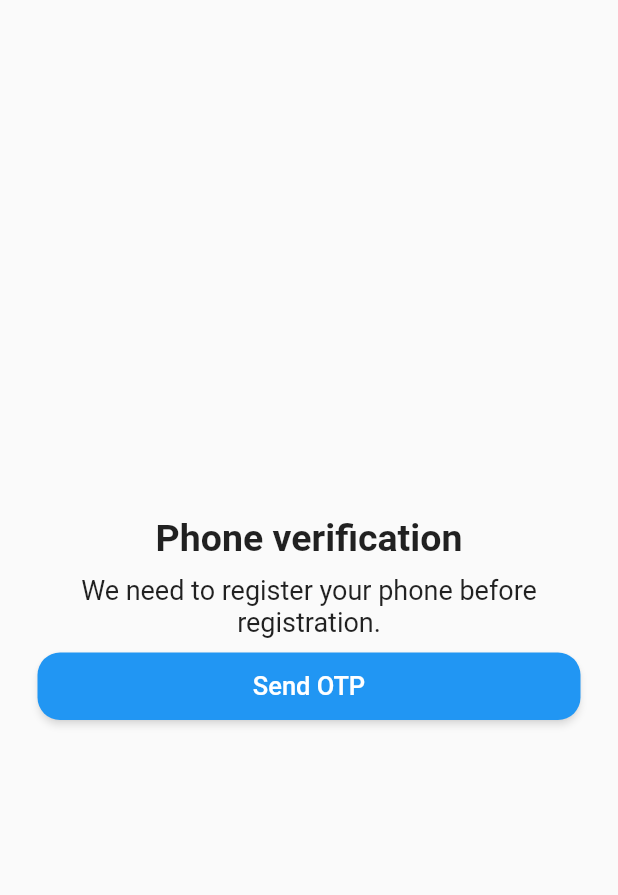
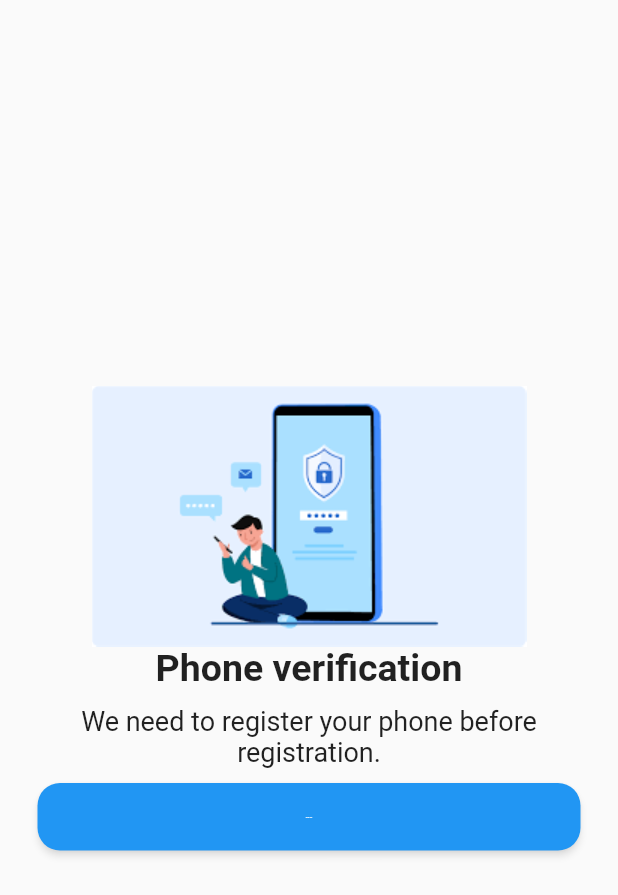
Before and after one commit to kirtijangid/Phone_Auth, a Flutter app: the screen it shows after launch, on a phone screen of 412 x 824 dp. Shown: the top 895 px of the screen. Run offline on Flutter 3.47's test engine with Material 2 defaults, Android fonts, the phone set to English and light mode, and no system bars.

```diff
--- a/lib/pg1_phone.dart
+++ b/lib/pg1_phone.dart
@@ -17,6 +17,7 @@ class _PhonePage1State extends State<PhonePage1> {
         child: Column(
           mainAxisAlignment: MainAxisAlignment.center,
           children: [
+            Image.asset('assets/auth_otp.png'),
             Text(
               'Phone verification',
               style: TextStyle(
@@ -41,7 +42,7 @@ class _PhonePage1State extends State<PhonePage1> {
               child: ElevatedButton(
                 onPressed: () {},
                 child: Text('Send OTP',
-                style: TextStyle(fontSize: 17),),
+                style: TextStyle(fontSize: 1),),
                 style: ElevatedButton.styleFrom(
                   shape: RoundedRectangleBorder(
                       borderRadius: BorderRadius.circular(15)),
```
